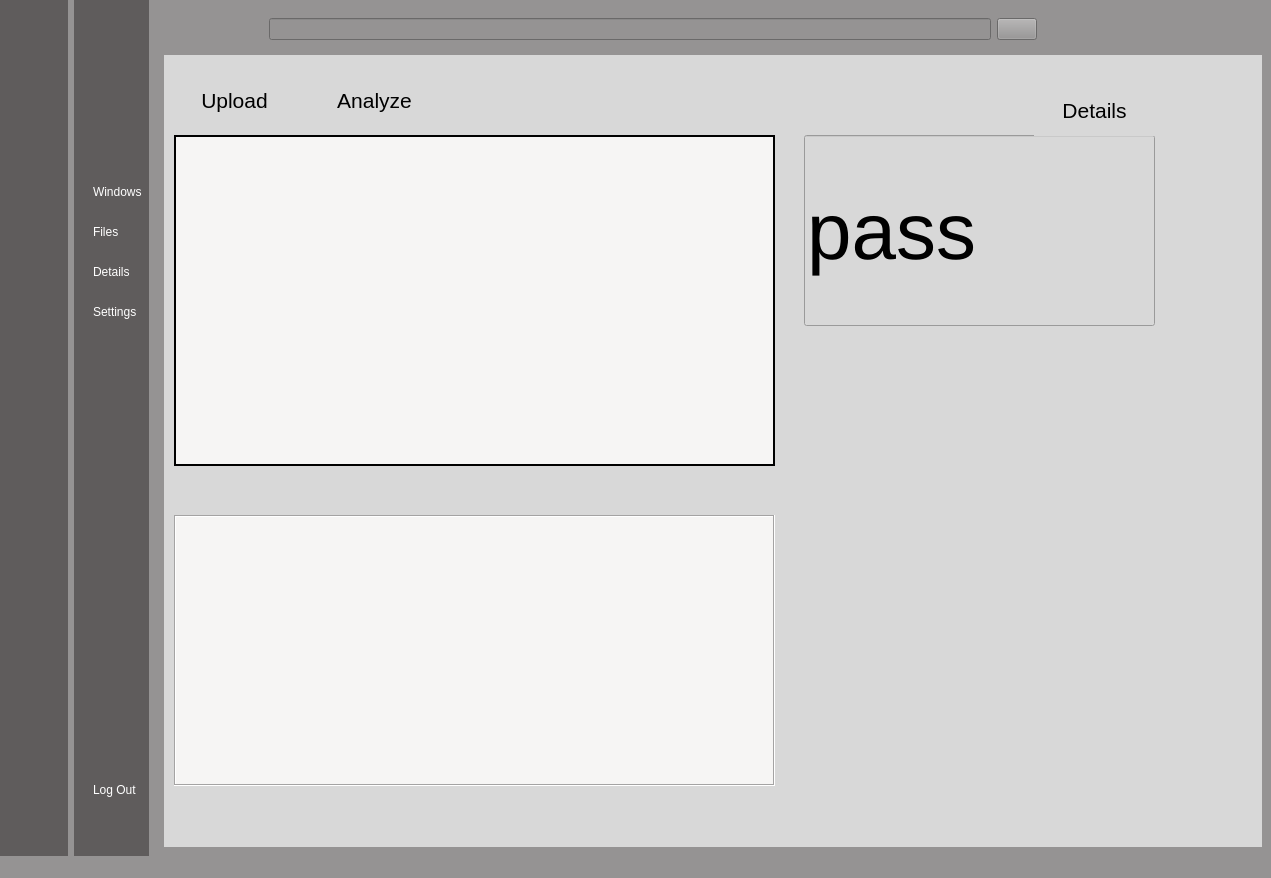
Above: src/GUI/window/Window.ui from addinedu-ros-5th/deeplearning-repo-3 before the change. Below: the same form after it.
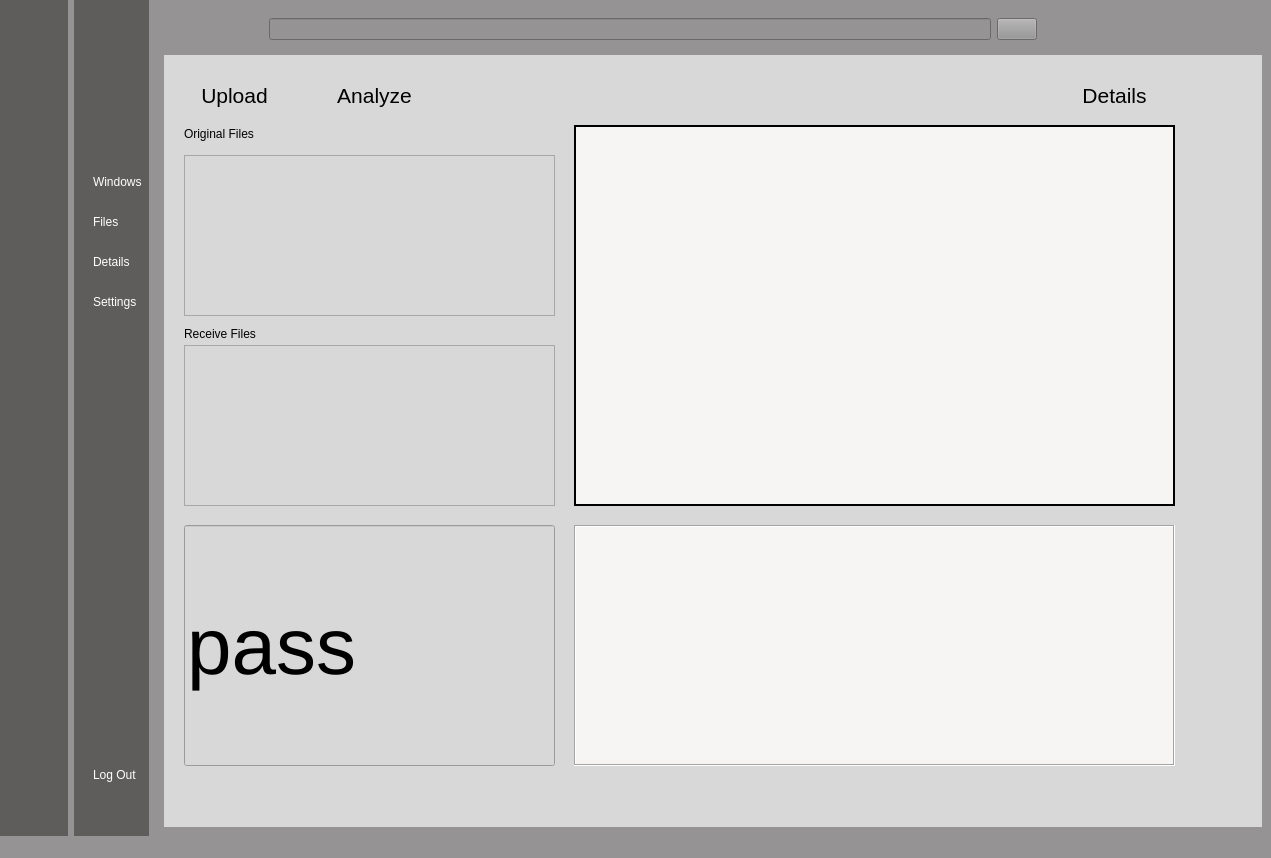
That is the form after the change. Icons and pictures are not drawn.

```diff
--- a/src/GUI/window/Window.ui
+++ b/src/GUI/window/Window.ui
@@ -7,7 +7,7 @@
     <x>0</x>
     <y>0</y>
     <width>1271</width>
-    <height>878</height>
+    <height>858</height>
    </rect>
   </property>
   <property name="windowTitle">
@@ -205,7 +205,7 @@
            <normaloff>:/image/log_out.png</normaloff>:/image/log_out.png</iconset>
          </property>
          <property name="checkable">
-          <bool>true</bool>
+          <bool>false</bool>
          </property>
          <property name="autoExclusive">
           <bool>false</bool>
@@ -402,7 +402,7 @@
            <normaloff>:/image/log_out_white.png</normaloff>:/image/log_out_white.png</iconset>
          </property>
          <property name="checkable">
-          <bool>true</bool>
+          <bool>false</bool>
          </property>
          <property name="autoExclusive">
           <bool>true</bool>
@@ -536,10 +536,10 @@
           <widget class="QLabel" name="graph">
            <property name="geometry">
             <rect>
-             <x>10</x>
-             <y>80</y>
+             <x>410</x>
+             <y>70</y>
              <width>601</width>
-             <height>331</height>
+             <height>381</height>
             </rect>
            </property>
            <property name="font">
@@ -560,10 +560,10 @@
           <widget class="QLineEdit" name="grade">
            <property name="geometry">
             <rect>
-             <x>640</x>
-             <y>80</y>
-             <width>351</width>
-             <height>191</height>
+             <x>20</x>
+             <y>470</y>
+             <width>371</width>
+             <height>241</height>
             </rect>
            </property>
            <property name="font">
@@ -578,10 +578,10 @@
           <widget class="QTableView" name="wrong">
            <property name="geometry">
             <rect>
-             <x>10</x>
-             <y>460</y>
+             <x>410</x>
+             <y>470</y>
              <width>601</width>
-             <height>271</height>
+             <height>241</height>
             </rect>
            </property>
            <property name="styleSheet">
@@ -597,7 +597,7 @@
              <x>20</x>
              <y>20</y>
              <width>101</width>
-             <height>51</height>
+             <height>41</height>
             </rect>
            </property>
            <property name="font">
@@ -625,7 +625,7 @@
              <x>150</x>
              <y>20</y>
              <width>121</width>
-             <height>51</height>
+             <height>41</height>
             </rect>
            </property>
            <property name="font">
@@ -650,10 +650,10 @@
           <widget class="QPushButton" name="pushButton_3">
            <property name="geometry">
             <rect>
-             <x>870</x>
-             <y>30</y>
+             <x>890</x>
+             <y>20</y>
              <width>121</width>
-             <height>51</height>
+             <height>41</height>
             </rect>
            </property>
            <property name="font">
@@ -675,6 +675,52 @@
             </size>
            </property>
           </widget>
+          <widget class="QListView" name="filelist">
+           <property name="geometry">
+            <rect>
+             <x>20</x>
+             <y>100</y>
+             <width>371</width>
+             <height>161</height>
+            </rect>
+           </property>
+          </widget>
+          <widget class="QListView" name="filelist1">
+           <property name="geometry">
+            <rect>
+             <x>20</x>
+             <y>290</y>
+             <width>371</width>
+             <height>161</height>
+            </rect>
+           </property>
+          </widget>
+          <widget class="QLabel" name="label_10">
+           <property name="geometry">
+            <rect>
+             <x>20</x>
+             <y>70</y>
+             <width>101</width>
+             <height>17</height>
+            </rect>
+           </property>
+           <property name="text">
+            <string>Original Files</string>
+           </property>
+          </widget>
+          <widget class="QLabel" name="label_11">
+           <property name="geometry">
+            <rect>
+             <x>20</x>
+             <y>270</y>
+             <width>101</width>
+             <height>17</height>
+            </rect>
+           </property>
+           <property name="text">
+            <string>Receive Files</string>
+           </property>
+          </widget>
          </widget>
          <widget class="QWidget" name="file_page">
           <widget class="QLabel" name="label_5">
```
Left out of the diff: 130 changed lines with no effect on the pictures.
